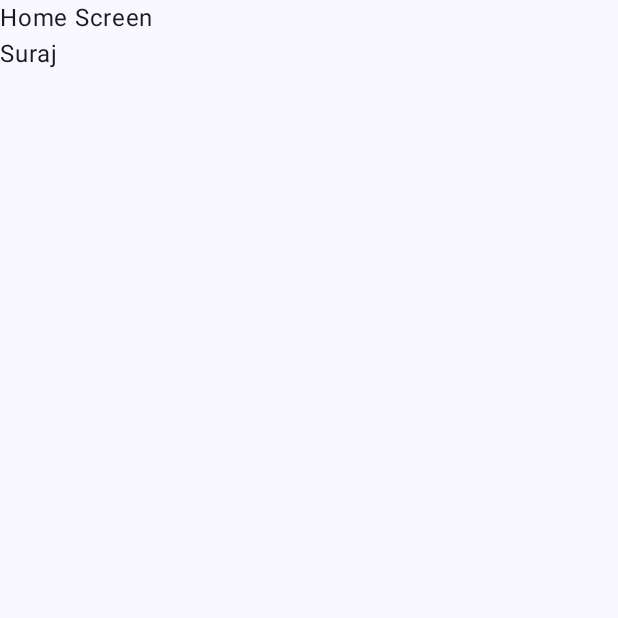
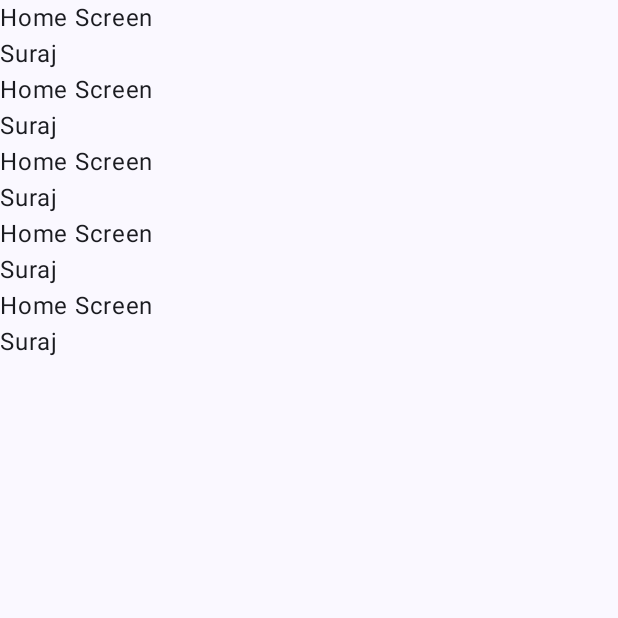
Before and after one commit to thesurajsite/Gharaana, an Android app built with Jetpack Compose: the composable HomeScreen shown on its own in the app's theme, on a phone screen of 412 x 824 dp, the top half of it. Run offline under Robolectric (Android 15) with nearby library versions, the phone set to English and light mode, and no system bars.

Commit message:
home screen suraj edited

```diff
--- a/app/src/main/java/com/gharaana/ui/HomeScreen.kt
+++ b/app/src/main/java/com/gharaana/ui/HomeScreen.kt
@@ -12,6 +12,14 @@ fun HomeScreen(){
 
         Text(text = "Home Screen")
         Text(text = "Suraj")
+        Text(text = "Home Screen")
+        Text(text = "Suraj")
+        Text(text = "Home Screen")
+        Text(text = "Suraj")
+        Text(text = "Home Screen")
+        Text(text = "Suraj")
+        Text(text = "Home Screen")
+        Text(text = "Suraj")
     }
 
 }
```
